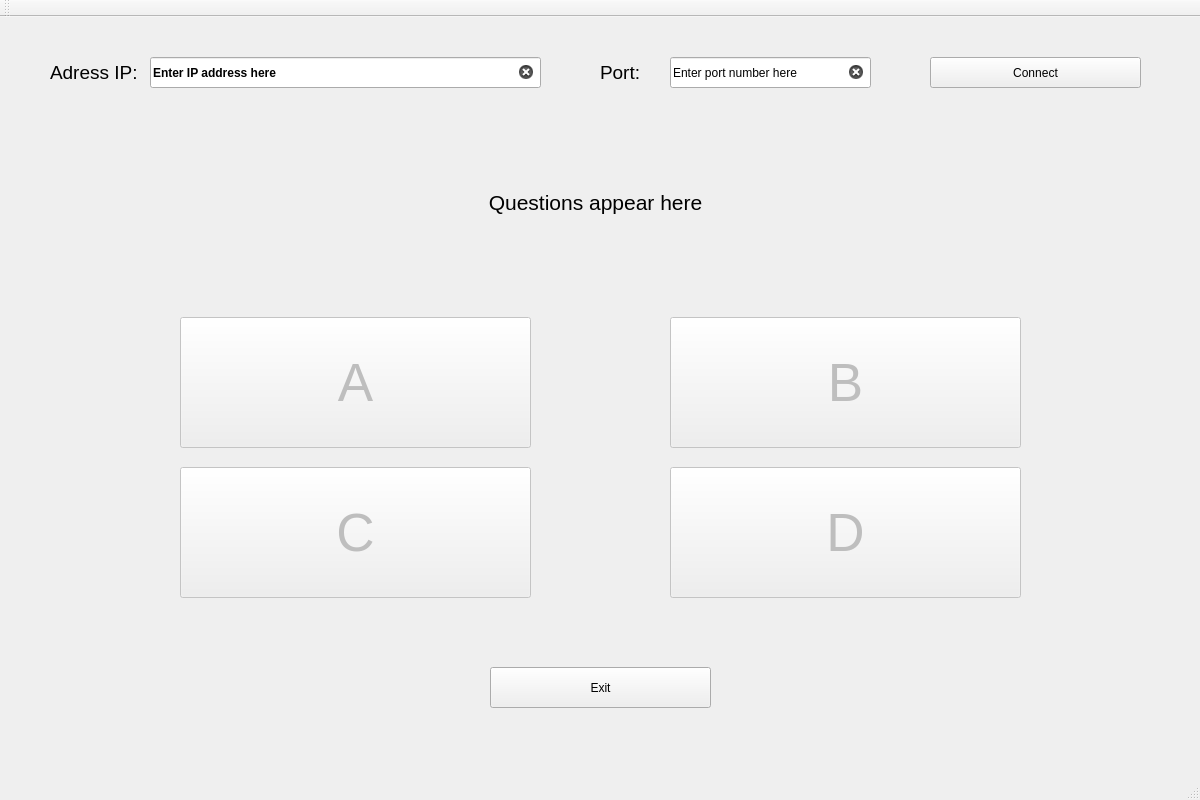
Before: the Qt Designer form client/client_app/quizwindow.ui in Johny9700/Internet_quiz, drawn with Qt 5.
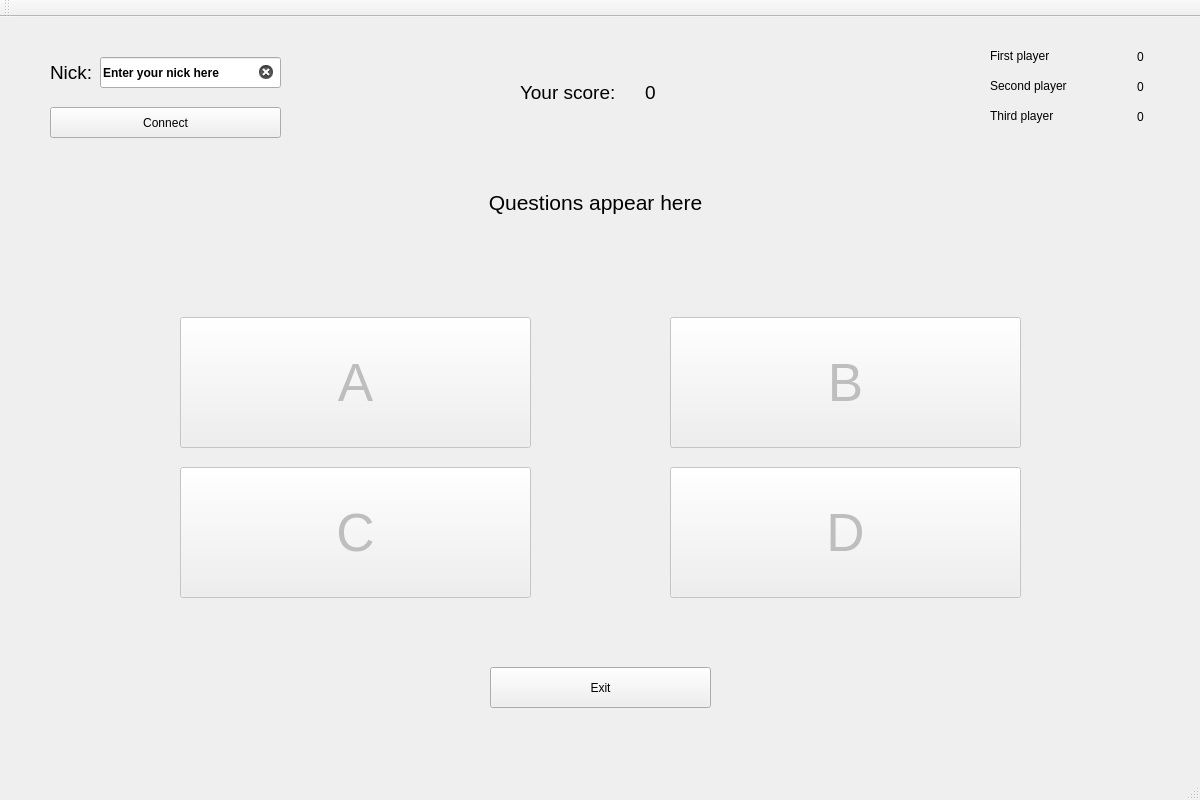
After: the same form once the commit is applied.

```diff
--- a/client/client_app/quizwindow.ui
+++ b/client/client_app/quizwindow.ui
@@ -5,6 +5,14 @@
   <property name="enabled">
    <bool>true</bool>
   </property>
+  <property name="geometry">
+   <rect>
+    <x>0</x>
+    <y>0</y>
+    <width>1200</width>
+    <height>800</height>
+   </rect>
+  </property>
   <property name="minimumSize">
    <size>
     <width>1200</width>
@@ -24,9 +32,9 @@
    <widget class="QPushButton" name="connectButton">
     <property name="geometry">
      <rect>
-      <x>930</x>
-      <y>40</y>
-      <width>211</width>
+      <x>50</x>
+      <y>90</y>
+      <width>231</width>
       <height>31</height>
      </rect>
     </property>
@@ -39,7 +47,7 @@
      <rect>
       <x>50</x>
       <y>30</y>
-      <width>91</width>
+      <width>41</width>
       <height>51</height>
      </rect>
     </property>
@@ -49,7 +57,7 @@
      </font>
     </property>
     <property name="text">
-     <string>Adress IP:</string>
+     <string>Nick:</string>
     </property>
     <property name="scaledContents">
      <bool>false</bool>
@@ -58,9 +66,9 @@
    <widget class="QLineEdit" name="addressLineEdit">
     <property name="geometry">
      <rect>
-      <x>150</x>
+      <x>100</x>
       <y>40</y>
-      <width>391</width>
+      <width>181</width>
       <height>31</height>
      </rect>
     </property>
@@ -71,46 +79,12 @@
      </font>
     </property>
     <property name="text">
-     <string>Enter IP address here</string>
+     <string>Enter your nick here</string>
     </property>
     <property name="clearButtonEnabled">
      <bool>true</bool>
     </property>
    </widget>
-   <widget class="QLineEdit" name="portLineEdit">
-    <property name="geometry">
-     <rect>
-      <x>670</x>
-      <y>40</y>
-      <width>201</width>
-      <height>31</height>
-     </rect>
-    </property>
-    <property name="text">
-     <string>Enter port number here</string>
-    </property>
-    <property name="clearButtonEnabled">
-     <bool>true</bool>
-    </property>
-   </widget>
-   <widget class="QLabel" name="portLabel">
-    <property name="geometry">
-     <rect>
-      <x>600</x>
-      <y>40</y>
-      <width>51</width>
-      <height>31</height>
-     </rect>
-    </property>
-    <property name="font">
-     <font>
-      <pointsize>14</pointsize>
-     </font>
-    </property>
-    <property name="text">
-     <string>Port:</string>
-    </property>
-   </widget>
    <widget class="QLabel" name="questionLabel">
     <property name="geometry">
      <rect>
@@ -240,6 +214,138 @@
      <string>Exit</string>
     </property>
    </widget>
+   <widget class="QLabel" name="yourScoreLabel">
+    <property name="geometry">
+     <rect>
+      <x>520</x>
+      <y>50</y>
+      <width>101</width>
+      <height>51</height>
+     </rect>
+    </property>
+    <property name="font">
+     <font>
+      <pointsize>14</pointsize>
+     </font>
+    </property>
+    <property name="text">
+     <string>Your score:</string>
+    </property>
+    <property name="scaledContents">
+     <bool>false</bool>
+    </property>
+   </widget>
+   <widget class="QLabel" name="scoreLabel">
+    <property name="geometry">
+     <rect>
+      <x>620</x>
+      <y>50</y>
+      <width>61</width>
+      <height>51</height>
+     </rect>
+    </property>
+    <property name="font">
+     <font>
+      <pointsize>14</pointsize>
+     </font>
+    </property>
+    <property name="text">
+     <string>0</string>
+    </property>
+    <property name="scaledContents">
+     <bool>false</bool>
+    </property>
+    <property name="alignment">
+     <set>Qt::AlignCenter</set>
+    </property>
+   </widget>
+   <widget class="QLabel" name="firstPlayerLabel">
+    <property name="geometry">
+     <rect>
+      <x>990</x>
+      <y>30</y>
+      <width>101</width>
+      <height>17</height>
+     </rect>
+    </property>
+    <property name="text">
+     <string>First player</string>
+    </property>
+   </widget>
+   <widget class="QLabel" name="secondPlayerLabel">
+    <property name="geometry">
+     <rect>
+      <x>990</x>
+      <y>60</y>
+      <width>101</width>
+      <height>17</height>
+     </rect>
+    </property>
+    <property name="text">
+     <string>Second player</string>
+    </property>
+   </widget>
+   <widget class="QLabel" name="thirdPlayerLabel">
+    <property name="geometry">
+     <rect>
+      <x>990</x>
+      <y>90</y>
+      <width>101</width>
+      <height>17</height>
+     </rect>
+    </property>
+    <property name="text">
+     <string>Third player</string>
+    </property>
+   </widget>
+   <widget class="QLabel" name="firstPlayerScoreLabel">
+    <property name="geometry">
+     <rect>
+      <x>1110</x>
+      <y>30</y>
+      <width>61</width>
+      <height>20</height>
+     </rect>
+    </property>
+    <property name="text">
+     <string>0</string>
+    </property>
+    <property name="alignment">
+     <set>Qt::AlignCenter</set>
+    </property>
+   </widget>
+   <widget class="QLabel" name="secondPlayerScoreLabel">
+    <property name="geometry">
+     <rect>
+      <x>1110</x>
+      <y>60</y>
+      <width>61</width>
+      <height>20</height>
+     </rect>
+    </property>
+    <property name="text">
+     <string>0</string>
+    </property>
+    <property name="alignment">
+     <set>Qt::AlignCenter</set>
+    </property>
+   </widget>
+   <widget class="QLabel" name="thirdPlayerScoreLabel">
+    <property name="geometry">
+     <rect>
+      <x>1110</x>
+      <y>90</y>
+      <width>61</width>
+      <height>20</height>
+     </rect>
+    </property>
+    <property name="text">
+     <string>0</string>
+    </property>
+    <property name="alignment">
+     <set>Qt::AlignCenter</set>
+    </property>
+   </widget>
   </widget>
   <widget class="QMenuBar" name="menuBar">
    <property name="geometry">
```
Left out of the diff: 4 changed lines with no effect on the pictures.
